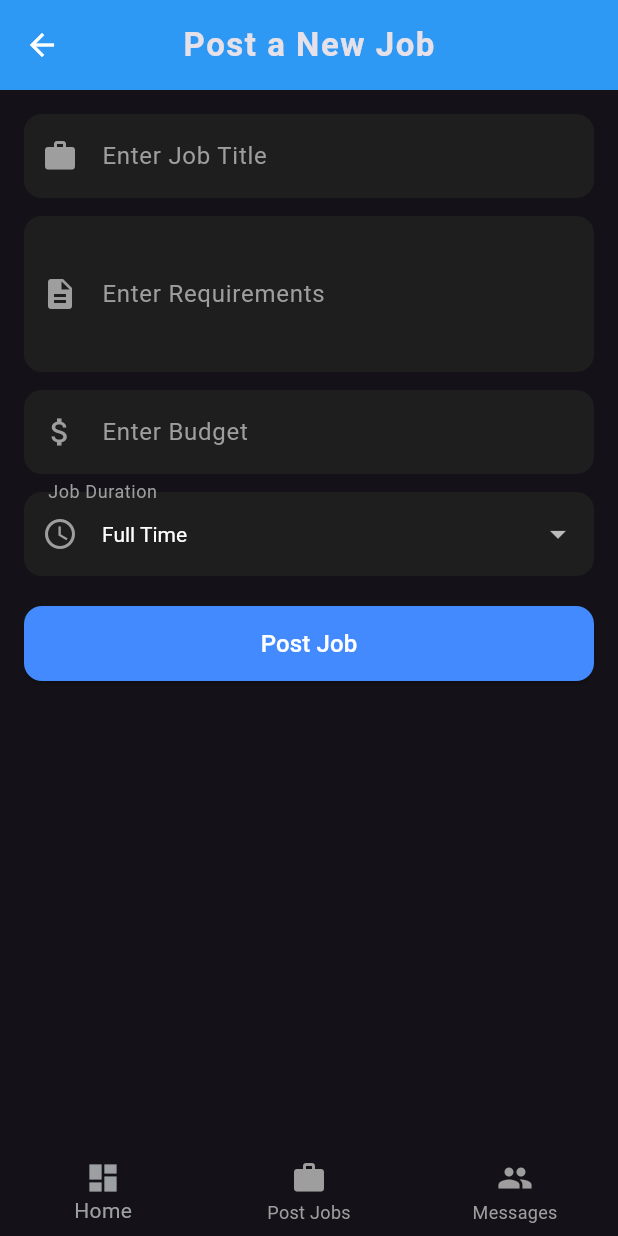
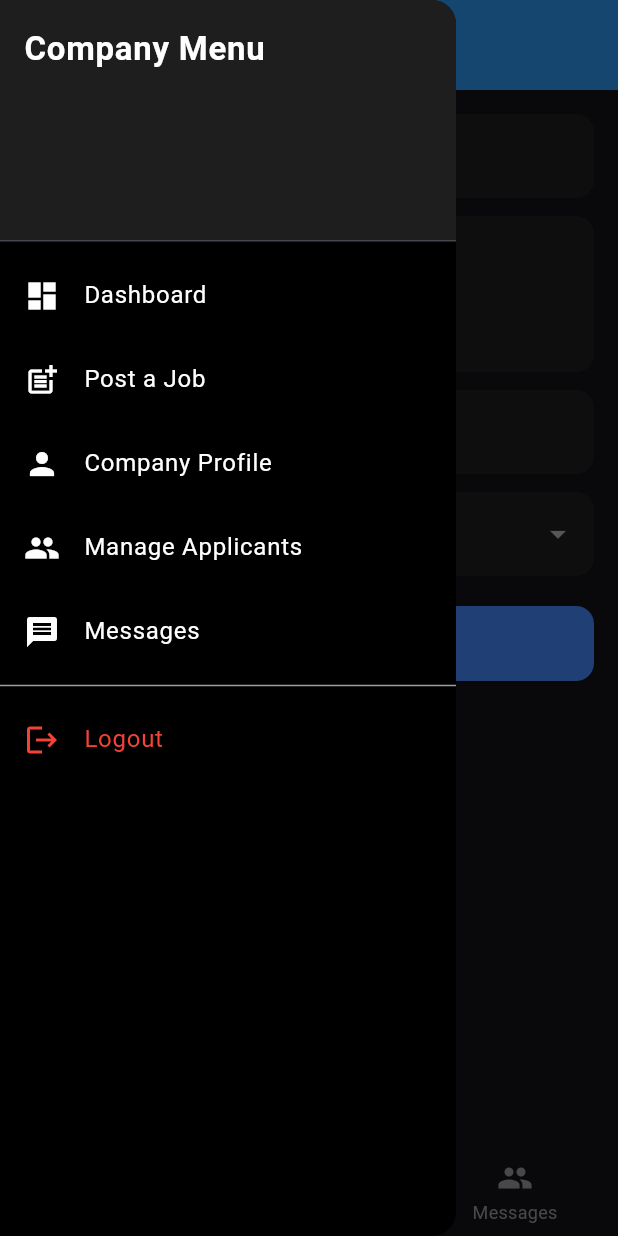
Before and after one commit to Asif-jutt/rozgar_app, a Flutter app: the PostJobsPage screen opened by its route, with the side drawer open (before the commit the screen has no drawer), on a phone screen of 412 x 824 dp. Run offline on Flutter 3.47's test engine with Material 3 defaults, Android fonts, the light colour scheme and no system bars.

```diff
--- a/lib/app.dart
+++ b/lib/app.dart
@@ -1,7 +1,8 @@
 import 'package:flutter/material.dart';
 import './pages/company/dashboard.dart';
 import './pages/company/postjob.dart';
-
+import './pages/company/companyprofile.dart';
+import './pages/company/manageapplicants.dart';
 class MyApp extends StatelessWidget {
   const MyApp({super.key});
 
@@ -17,6 +18,8 @@ class MyApp extends StatelessWidget {
       routes: {
         "/home": (context) => CompanyDashboard(),
         "/post-jobs": (context) => PostJobsPage(),
+        "/company-profile": (context) => CompanyProfilePage(),
+        "/manage-applicants": (context) => ManageApplicantsPage(),
       },
     );
   }
--- a/lib/pages/company/dashboard.dart
+++ b/lib/pages/company/dashboard.dart
@@ -1,6 +1,10 @@
 import 'package:flutter/material.dart';
 import '../../widgets/company/dashbody.dart';
 import '../../widgets/company/bottomnav.dart';
+import '../../widgets/company/drawer_company.dart';
+
+
+
 class CompanyDashboard extends StatelessWidget {
   const CompanyDashboard({super.key});
 
@@ -60,6 +64,7 @@ class CompanyDashboard extends StatelessWidget {
       body: SingleChildScrollView(
   child: DashboardBody(),
       ),
+      drawer: const CompanyDrawer(),
       bottomNavigationBar: BottomNavigation(),
     );
   }
--- a/lib/pages/company/postjob.dart
+++ b/lib/pages/company/postjob.dart
@@ -1,6 +1,9 @@
 import 'package:flutter/material.dart';
 import '../../widgets/company/bottomnav.dart';
 import '../../widgets/company/postjob_body.dart';
+import '../../widgets/company/drawer_company.dart';
+
+
 
 class PostJobsPage extends StatelessWidget {
   const PostJobsPage({super.key});
@@ -22,7 +25,7 @@ class PostJobsPage extends StatelessWidget {
       body: SingleChildScrollView(
         child: PostJobWidget(),
       ),
-
+      drawer: const CompanyDrawer(),
       bottomNavigationBar: BottomNavigation(),
     );
   }
--- /dev/null
+++ b/lib/widgets/company/drawer_company.dart
@@ -0,0 +1,80 @@
+import 'package:flutter/material.dart';
+
+class CompanyDrawer extends StatelessWidget {
+  const CompanyDrawer({super.key});
+
+  @override
+  Widget build(BuildContext context) {
+    return Drawer(
+      backgroundColor: Colors.black,
+      child: ListView(
+        children: [
+
+          const DrawerHeader(
+            decoration: BoxDecoration(
+              color: Color(0xFF1E1E1E),
+            ),
+            child: Text(
+              "Company Menu",
+              style: TextStyle(
+                color: Colors.white,
+                fontSize: 22,
+                fontWeight: FontWeight.bold,
+              ),
+            ),
+          ),
+
+          ListTile(
+            leading: const Icon(Icons.dashboard, color: Colors.white),
+            title: const Text("Dashboard", style: TextStyle(color: Colors.white)),
+            onTap: () {
+              Navigator.pushNamed(context, "/home");
+            },
+          ),
+
+          ListTile(
+            leading: const Icon(Icons.post_add, color: Colors.white),
+            title: const Text("Post a Job", style: TextStyle(color: Colors.white)),
+            onTap: () {
+              Navigator.pushNamed(context, "/post-jobs");
+            },
+          ),
+
+          ListTile(
+            leading: const Icon(Icons.person, color: Colors.white),
+            title: const Text("Company Profile", style: TextStyle(color: Colors.white)),
+            onTap: () {
+              Navigator.pushNamed(context, "/company-profile");
+            },
+          ),
+
+          ListTile(
+            leading: const Icon(Icons.people, color: Colors.white),
+            title: const Text("Manage Applicants", style: TextStyle(color: Colors.white)),
+            onTap: () {
+              Navigator.pushNamed(context, "/manage-applicants");
+            },
+          ),
+
+          ListTile(
+            leading: const Icon(Icons.message, color: Colors.white),
+            title: const Text("Messages", style: TextStyle(color: Colors.white)),
+            onTap: () {
+              Navigator.pushNamed(context, "/messages");
+            },
+          ),
+
+          const Divider(color: Colors.grey),
+
+          ListTile(
+            leading: const Icon(Icons.logout, color: Colors.red),
+            title: const Text("Logout", style: TextStyle(color: Colors.red)),
+            onTap: () {
+              Navigator.pop(context);
+            },
+          ),
+        ],
+      ),
+    );
+  }
+}
```
Also changed, not shown: lib/pages/company/companyprofile.dart (added, +128 -0 lines), lib/pages/company/manageapplicants.dart (added, +121 -0 lines), lib/widgets/company/profilebody.dart (added, +75 -0 lines).
